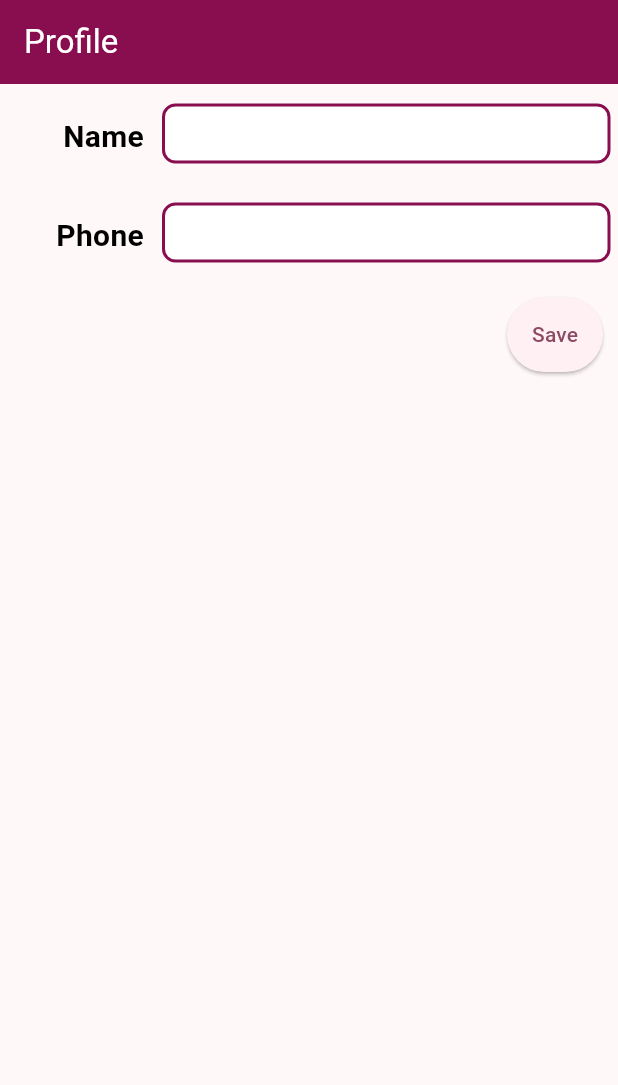
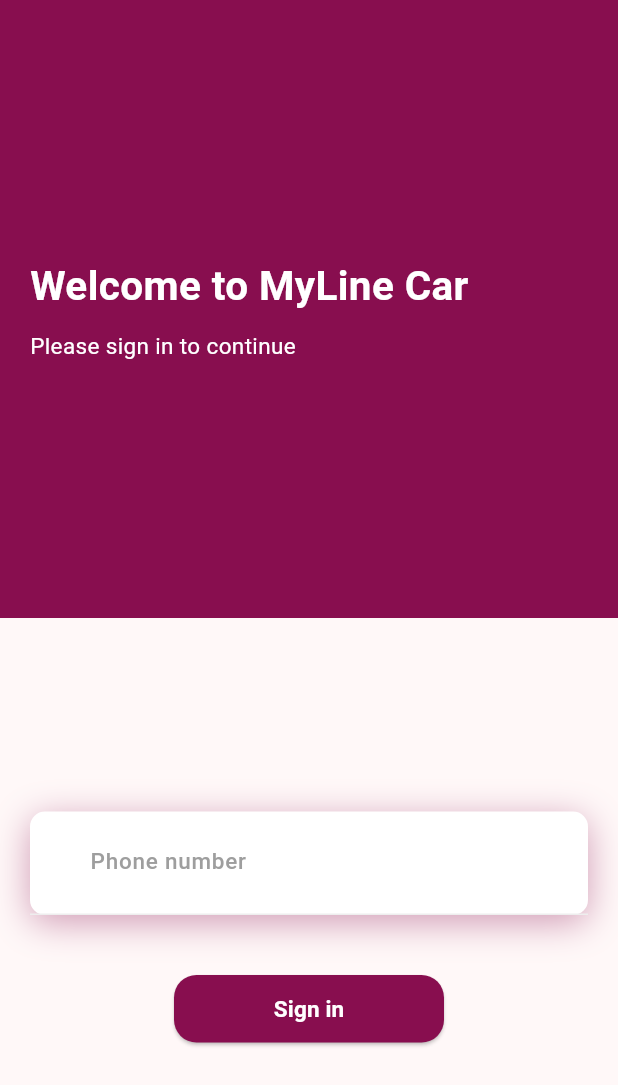
Before and after one commit to ShamilPP/myline_car, a Flutter app: the screen it shows after launch, on a phone screen of 412 x 824 dp. Shown: the top 1085 px of the screen. Run offline on Flutter 3.47's test engine with Material 3 defaults, Android fonts, the light colour scheme and no system bars; our stand-ins replace auto_size_text, cloud_firestore, firebase_auth, firebase_core, firebase_storage, flutter_otp_text_field and 6 more; accounts and stored records are empty; Roboto replaces fonts that are missing (roboto).

Commit message:
Added OTP verification and updated login UI

```diff
--- a/lib/main.dart
+++ b/lib/main.dart
@@ -3,6 +3,7 @@
 import 'package:myline_car/utils/theme.dart';
 import 'package:myline_car/view/screens/splash/splash_screen.dart';
 import 'package:myline_car/view_model/cars_provider.dart';
+import 'package:myline_car/view_model/firebase_auth_provider.dart';
 import 'package:myline_car/view_model/orders_provider.dart';
 import 'package:myline_car/view_model/user_provider.dart';
 import 'package:provider/provider.dart';
@@ -22,6 +23,7 @@
   Widget build(BuildContext context) {
     return MultiProvider(
       providers: [
+        ChangeNotifierProvider(create: (_) => FirebaseAuthProvider()),
         ChangeNotifierProvider(create: (_) => UserProvider()),
         ChangeNotifierProvider(create: (_) => CarsProvider()),
         ChangeNotifierProvider(create: (_) => OrdersProvider()),
--- /dev/null
+++ b/lib/view/screens/login/login_screen.dart
@@ -0,0 +1,114 @@
+import 'package:flutter/material.dart';
+import 'package:fluttertoast/fluttertoast.dart';
+import 'package:myline_car/utils/colors.dart';
+import 'package:myline_car/view/screens/login/otp_verification_screen.dart';
+
+class LoginScreen extends StatelessWidget {
+  const LoginScreen({super.key});
+
+  @override
+  Widget build(BuildContext context) {
+    return Scaffold(
+      body: Column(
+        mainAxisAlignment: MainAxisAlignment.spaceEvenly,
+        crossAxisAlignment: CrossAxisAlignment.start,
+        children: [
+          Expanded(child: welcomeSection()),
+          Expanded(child: LoginSection()),
+        ],
+      ),
+    );
+  }
+
+  Widget welcomeSection() {
+    return Container(
+      color: colors.primaryColor,
+      width: double.infinity,
+      padding: const EdgeInsets.only(left: 20),
+      child: const Column(
+        crossAxisAlignment: CrossAxisAlignment.start,
+        mainAxisAlignment: MainAxisAlignment.center,
+        children: [
+          Text(
+            'Welcome to MyLine Car',
+            style: TextStyle(fontSize: 27, fontWeight: FontWeight.bold, fontFamily: 'roboto', color: Colors.white),
+          ),
+          SizedBox(height: 10),
+          Text(
+            'Please sign in to continue',
+            style: TextStyle(fontSize: 15, fontFamily: 'roboto', color: Colors.white),
+          ),
+        ],
+      ),
+    );
+  }
+}
+
+class LoginSection extends StatelessWidget {
+  LoginSection({Key? key}) : super(key: key);
+
+  final TextEditingController phoneController = TextEditingController();
+
+  @override
+  Widget build(BuildContext context) {
+    return Padding(
+      padding: const EdgeInsets.all(20),
+      child: Column(
+        mainAxisAlignment: MainAxisAlignment.center,
+        children: [
+          // Login TextField
+          Container(
+            decoration: BoxDecoration(
+              color: Colors.white,
+              borderRadius: BorderRadius.circular(10),
+              boxShadow: [BoxShadow(color: colors.primaryColor.withOpacity(.4), blurRadius: 20, offset: const Offset(0, 5))],
+            ),
+            child: Column(
+              children: <Widget>[
+                Container(
+                  padding: const EdgeInsets.all(10),
+                  decoration: BoxDecoration(border: Border(bottom: BorderSide(color: Colors.grey[200]!))),
+                  child: TextField(
+                    controller: phoneController,
+                    keyboardType: TextInputType.phone,
+                    style: const TextStyle(fontSize: 15, fontWeight: FontWeight.w500),
+                    decoration: const InputDecoration(
+                      prefixText: "+91 ",
+                      prefixStyle: TextStyle(fontSize: 15, fontWeight: FontWeight.w500, color: Colors.black),
+                      hintText: 'Phone number',
+                      hintStyle: TextStyle(color: Colors.grey),
+                      border: InputBorder.none,
+                    ),
+                  ),
+                )
+              ],
+            ),
+          ),
+
+          const SizedBox(height: 40),
+
+          // Login button
+          SizedBox(
+            width: 180,
+            height: 45,
+            child: ElevatedButton(
+              style: ElevatedButton.styleFrom(backgroundColor: colors.primaryColor, shape: RoundedRectangleBorder(borderRadius: BorderRadius.circular(15))),
+              onPressed: () async {
+                int? phone = int.tryParse(phoneController.text);
+                if (phone != null && phoneController.text.length == 10) {
+                  Navigator.push(context, MaterialPageRoute(builder: (ctx) => OtpVerificationScreen(phone: phone!)));
+                } else {
+                  Fluttertoast.showToast(msg: 'Failed to enter phone number. Please try again', backgroundColor: Colors.red);
+                }
+              },
+              child: const Text(
+                'Sign in',
+                style: TextStyle(fontSize: 15, color: Colors.white, fontWeight: FontWeight.bold),
+              ),
+            ),
+          ),
+        ],
+      ),
+    );
+  }
+}
--- a/lib/view/screens/profile/profile_screen.dart
+++ b/lib/view/screens/profile/profile_screen.dart
@@ -156,7 +156,7 @@
       User user = User(name: txtNameCtrl.text, phone: txtPhoneCtrl.text);
       var provider = Provider.of<UserProvider>(context, listen: false);
       if (provider.user == null) {
-        await Provider.of<UserProvider>(context, listen: false).saveUser(user);
+        // await Provider.of<UserProvider>(context, listen: false).saveUser(user);
       } else {
         user.id = provider.user?.id;
         await Provider.of<UserProvider>(context, listen: false).updateUser(user);
--- a/lib/view/screens/splash/splash_screen.dart
+++ b/lib/view/screens/splash/splash_screen.dart
@@ -1,11 +1,11 @@
 import 'package:flutter/material.dart';
+import 'package:myline_car/view/screens/login/login_screen.dart';
 import 'package:myline_car/view_model/cars_provider.dart';
 import 'package:provider/provider.dart';
 
 import '../../../model/user.dart';
 import '../../../view_model/user_provider.dart';
 import '../home/home_screen.dart';
-import '../profile/profile_screen.dart';
 
 class SplashScreen extends StatefulWidget {
   const SplashScreen({super.key});
@@ -38,7 +38,7 @@
         Provider.of<UserProvider>(context, listen: false).loadAllUsers();
         Navigator.pushReplacement(context, MaterialPageRoute(builder: (_) => const HomeScreen()));
       } else {
-        Navigator.pushReplacement(context, MaterialPageRoute(builder: (_) => const ProfileScreen()));
+        Navigator.pushReplacement(context, MaterialPageRoute(builder: (_) => const LoginScreen()));
       }
     });
   }
--- a/pubspec.yaml
+++ b/pubspec.yaml
@@ -38,6 +38,7 @@
   firebase_core: ^2.22.0
   cloud_firestore: ^4.13.0
   firebase_storage: ^11.5.1
+  firebase_auth: ^4.19.4
   image_picker: ^1.0.4
   provider: ^6.0.5
   shared_preferences: ^2.2.2
@@ -47,6 +48,7 @@
   geolocator: ^11.0.0
   geocoding: ^3.0.0
   auto_size_text: ^3.0.0
+  flutter_otp_text_field: ^1.1.3+2
 
 dev_dependencies:
   flutter_test:
```
Also changed, not shown: lib/service/firebase_auth.dart (added, +39 -0 lines), lib/view/screens/login/login_name_screen.dart (added, +76 -0 lines), lib/view/screens/login/otp_verification_screen.dart (added, +107 -0 lines), lib/view_model/firebase_auth_provider.dart (added, +16 -0 lines), lib/view_model/user_provider.dart (+18 -11 lines), pubspec.lock, 3 other files.
